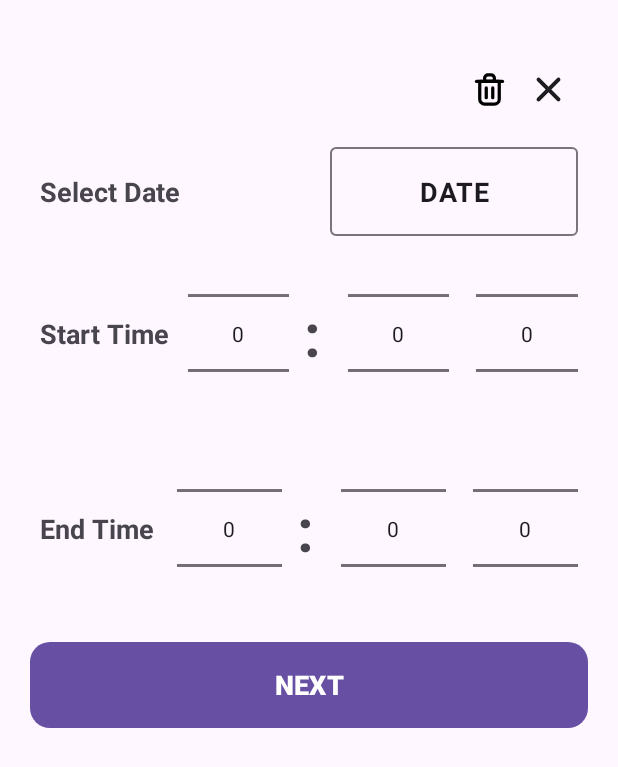
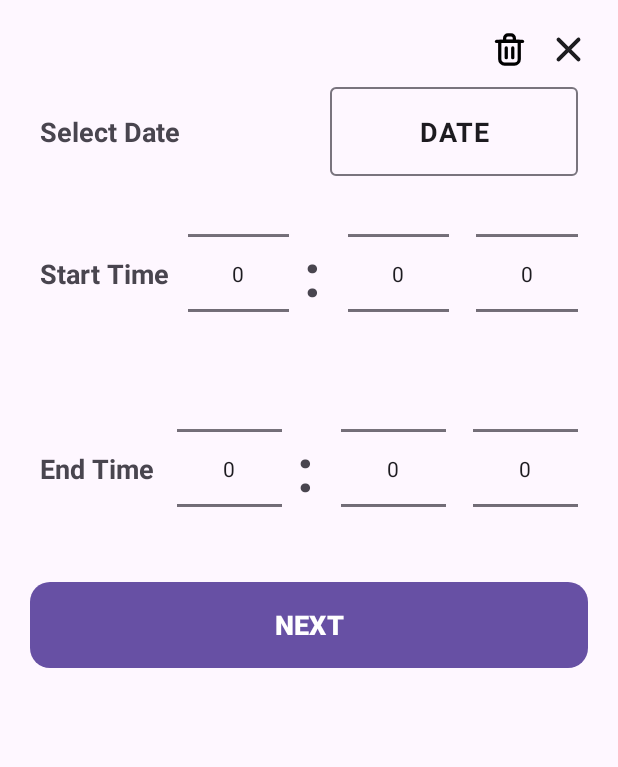
Before and after one commit to vineelvanjari/CollegeAttendence, an Android app: the layout date_dialog_box.xml on its own in the app's theme, with its tools: preview values and no code run, on a phone screen of 412 x 824 dp. Shown: the top 767 px of the screen. Run offline under Robolectric (Android 15) with nearby library versions, the phone set to English and light mode, and no system bars.

Commit message:
align cancel button in date_dialog_box.xml

```diff
--- a/app/src/main/res/layout/date_dialog_box.xml
+++ b/app/src/main/res/layout/date_dialog_box.xml
@@ -6,17 +6,15 @@
     android:layout_margin="@dimen/_10sdp"
     xmlns:app="http://schemas.android.com/apk/res-auto"
     android:orientation="vertical">
- <LinearLayout
+    <include layout="@layout/delete_cancel"
+        android:layout_width="match_parent"
+        android:layout_height="wrap_content" />
+    <LinearLayout
      android:layout_width="match_parent"
      android:layout_height="wrap_content"
-     android:layout_marginTop="@dimen/_10sdp"
      android:orientation="vertical"
      android:gravity="center"
      >
-     <include layout="@layout/delete_cancel"
-         android:layout_margin="@dimen/_10sdp"
-         android:layout_width="match_parent"
-         android:layout_height="wrap_content" />
     <LinearLayout
         android:layout_width="match_parent"
         android:orientation="horizontal"
```
